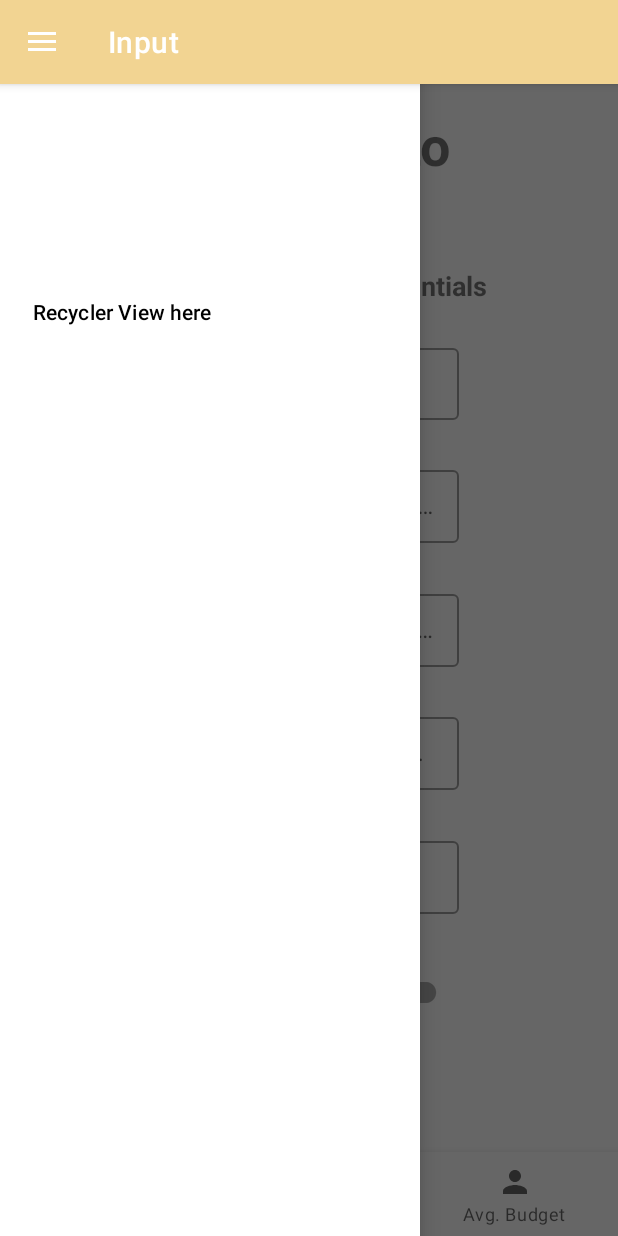
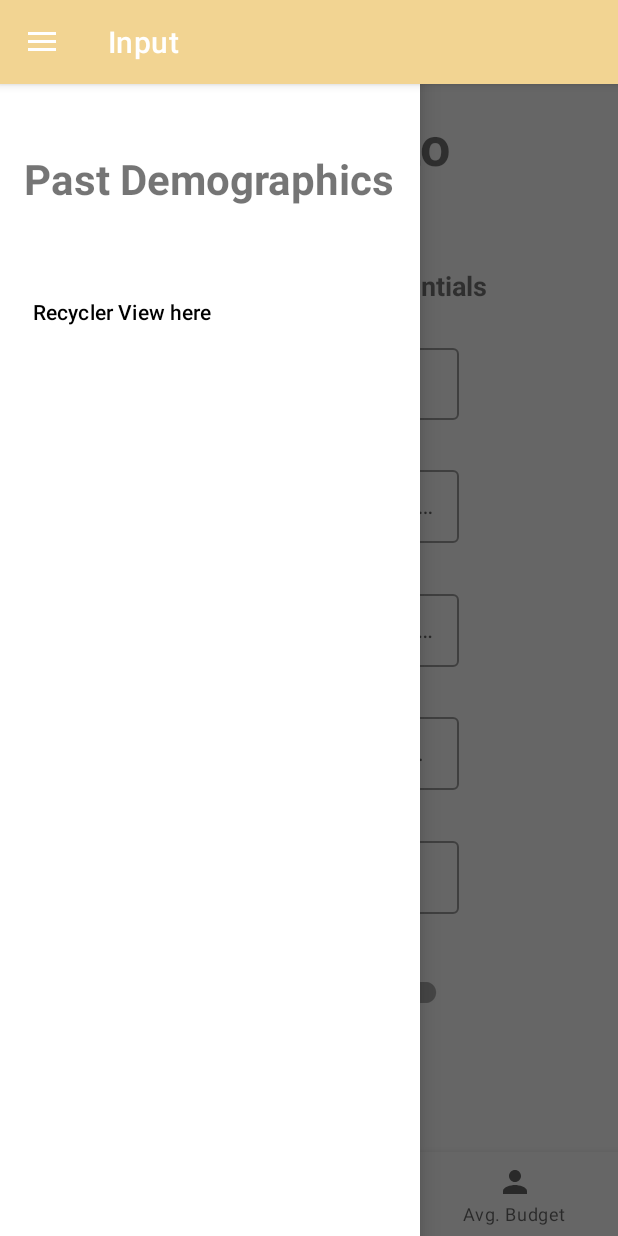
Before and after one commit to ivaylokotov/First-Time-Kotlineers-Team, an Android app: the screen it shows after launch (MainActivity), with the side drawer open, on a phone screen of 412 x 824 dp. Run offline under Robolectric (Android 15) with nearby library versions, the light colour scheme and no system bars; our stand-ins replace data binding, navigation-ui; libraries missing offline, so code that uses them is left out: org.kodein.di; 2 statements that could not run were skipped.

Commit message:
[Update] Added preliminary NavDrawer UI & RecyclerView adapter

```diff
--- a/SpendiDly/app/src/main/res/layout/main_activity.xml
+++ b/SpendiDly/app/src/main/res/layout/main_activity.xml
@@ -42,6 +42,29 @@
             android:layout_gravity="start"
             android:fitsSystemWindows="true"
             app:headerLayout="@layout/nav_header_main"
-            app:menu="@menu/activity_main_drawer" />
+            app:menu="@menu/activity_main_drawer" >
+
+            <LinearLayout
+                android:layout_width="match_parent"
+                android:layout_height="wrap_content"
+                android:orientation="vertical">
+
+                <TextView
+                    android:id="@+id/past_demographics_title"
+                    android:layout_width="wrap_content"
+                    android:layout_height="wrap_content"
+                    android:layout_gravity="center"
+                    android:layout_marginTop="100dp"
+                    android:text="@string/past_demographics"
+                    android:textSize="28sp"
+                    android:textStyle="bold" />
+
+                <androidx.recyclerview.widget.RecyclerView
+                    android:id="@+id/pastDemographicsRecyclerView"
+                    android:layout_width="match_parent"
+                    android:layout_height="wrap_content" />
+            </LinearLayout>
+
+        </com.google.android.material.navigation.NavigationView>
     </androidx.drawerlayout.widget.DrawerLayout>
 </layout>
--- a/SpendiDly/app/src/main/res/values/strings.xml
+++ b/SpendiDly/app/src/main/res/values/strings.xml
@@ -75,6 +75,7 @@
     <string name="toys_hobbies">Toys &amp; Hobbies</string>
 
     <!--Misc-->
+    <string name="past_demographics">Past Demographics</string>
     <string name="submit_button_hint">Submit &amp; Save</string>
 
     <string name="empty_api_results">No model found</string>
```
Also changed, not shown: SpendiDly/app/src/main/java/com/example/spendidly/adapters/PastDemographicsXAdapter.kt (added, +40 -0 lines).
